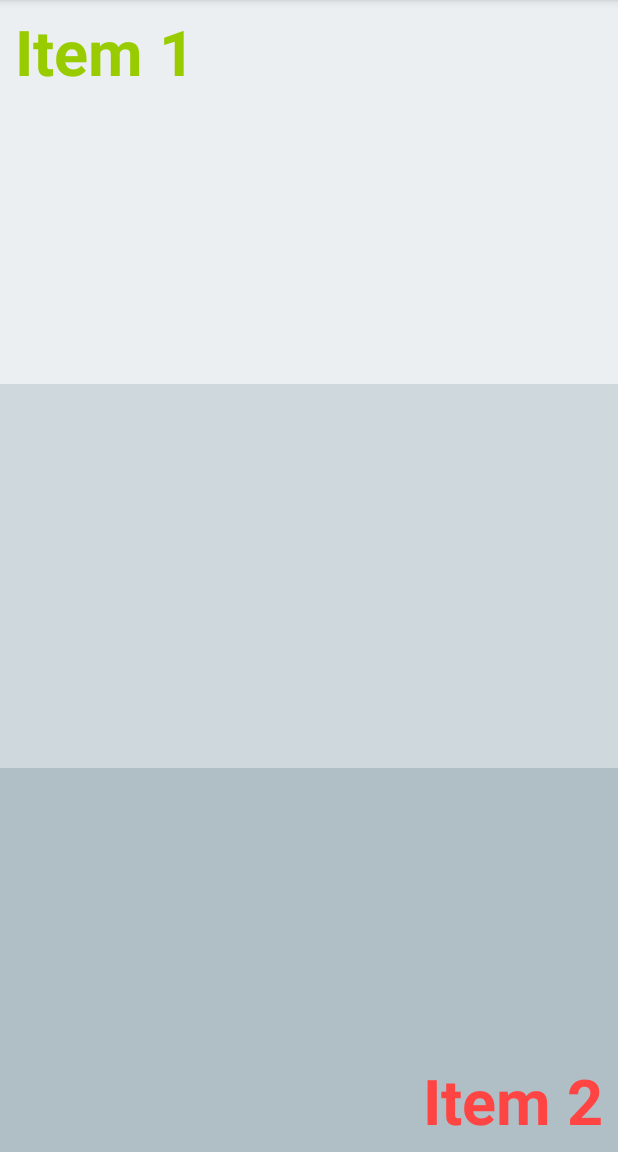
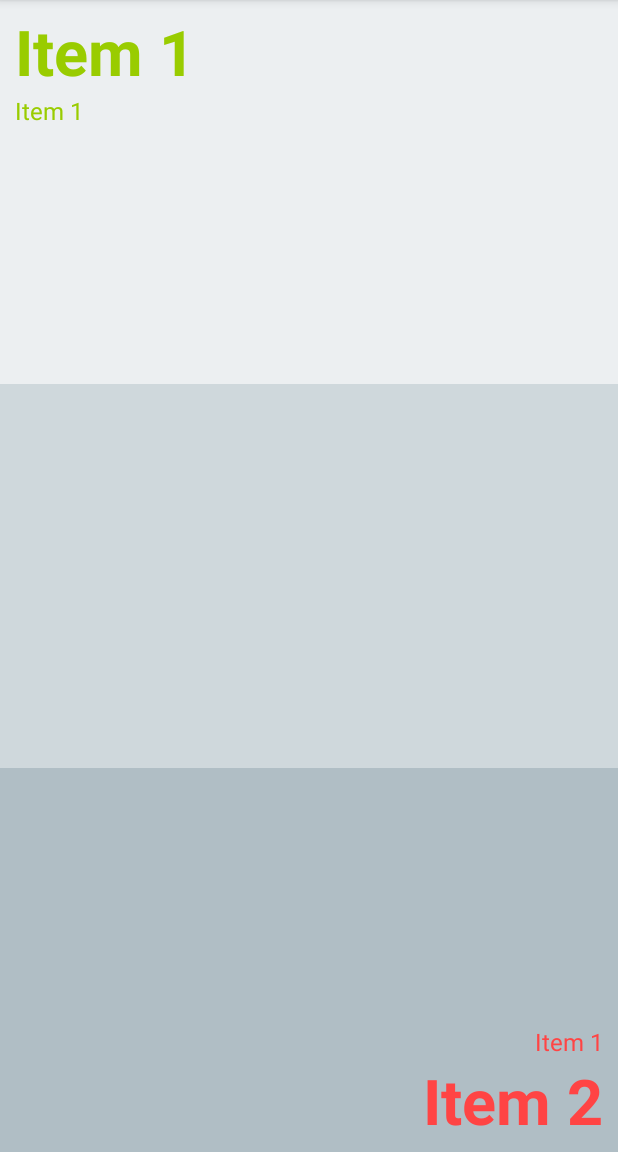
Before and after one commit to dominikkv/hQ-h17, an Android app: the screen it shows after launch (ActCompare), on a phone screen of 412 x 824 dp, the part 84-1236 px from its top. Run offline under Robolectric (Android 15) with nearby library versions, the phone set to English and light mode, and no system bars; libraries missing offline, so code that uses them is left out: com.activeandroid, com.activeandroid.query; 9 statements that could not run were skipped.

Commit message:
Added category labels

```diff
--- a/Qonverter/app/src/main/java/eu/highq/qonverter/ActCompare.java
+++ b/Qonverter/app/src/main/java/eu/highq/qonverter/ActCompare.java
@@ -28,6 +28,7 @@ public class ActCompare extends AppCompatActivity {
     private List<CompareItem> items = new ArrayList<>(2);
 
     public TextView upperItem, lowerItem;
+    public TextView upperItemCategory, lowerItemCategory;
 
     @Override
     protected void onCreate(Bundle savedInstanceState) {
@@ -51,6 +52,8 @@ public class ActCompare extends AppCompatActivity {
 
         upperItem = (TextView) findViewById(R.id.txtItemUpper);
         lowerItem = (TextView) findViewById(R.id.txtItemLower);
+        upperItemCategory = (TextView) findViewById(R.id.txtItemUpperCategory);
+        lowerItemCategory = (TextView) findViewById(R.id.txtItemLowerCategory);
 
         //OnClickListener for Items
         upperItem.setOnClickListener(itemUpperOnClick);
@@ -151,11 +154,13 @@ public class ActCompare extends AppCompatActivity {
         switch (index) {
             case 0:
                 // hier Oberfläche 1 updaten
-                upperItem.setText(R.string.main_placeholder_item_upper);
+                upperItem.setText(item.carrier.name);
+                upperItemCategory.setText(item.carrier.category.name);
                 break;
             case 1:
                 // hier Oberfläche 2 updaten
-                lowerItem.setText(R.string.main_placeholder_item_lower);
+                lowerItem.setText(item.carrier.name);
+                lowerItemCategory.setText(item.carrier.category.name);
                 break;
             default:
                 throw new IllegalArgumentException("Index out of bounds");
--- a/Qonverter/app/src/main/java/eu/highq/qonverter/ActItemSelect.java
+++ b/Qonverter/app/src/main/java/eu/highq/qonverter/ActItemSelect.java
@@ -7,11 +7,9 @@ import android.support.v7.app.AppCompatActivity;
 import android.support.v7.widget.Toolbar;
 import android.text.Editable;
 import android.text.TextWatcher;
-import android.widget.Adapter;
 import android.widget.ArrayAdapter;
 import android.widget.EditText;
 import android.widget.ListView;
-import android.widget.Toast;
 
 import java.util.ArrayList;
 import java.util.HashMap;
@@ -48,9 +46,9 @@ public class ActItemSelect extends AppCompatActivity {
         ArrayList<HashMap<String, String>> itemList;
 
         // Listview Data
-        String items[] = {"Dell Inspiron", "HTC One X", "HTC Wildfire S", "HTC Sense", "HTC Sensation XE",
+        String items[] = { "Dell Inspiron", "HTC One X", "HTC Wildfire S", "HTC Sense", "HTC Sensation XE",
                 "iPhone 4S", "Samsung Galaxy Note 800",
-                "Samsung Galaxy S3", "MacBook Air", "Mac Mini", "MacBook Pro", "One Plus 3", "One Plus 3T"};
+                "Samsung Galaxy S3", "MacBook Air", "Mac Mini", "MacBook Pro", "One Plus 3", "One Plus 3T" };
 
         listView = (ListView) findViewById(R.id.item_list_view);
         itemSearch = (EditText) findViewById(R.id.item_search);
@@ -69,12 +67,11 @@ public class ActItemSelect extends AppCompatActivity {
 
             @Override
             public void onTextChanged(CharSequence charSequence, int i, int i1, int i2) {
-                //ActItemSelect.this.adapter.getFilter().filter(charSequence);
+                ActItemSelect.this.adapter.getFilter().filter(charSequence);
             }
 
             @Override
             public void afterTextChanged(Editable editable) {
-                ActItemSelect.this.adapter.getFilter().filter(editable);
             }
         });
     }
--- a/Qonverter/app/src/main/res/layout/content_act_compare.xml
+++ b/Qonverter/app/src/main/res/layout/content_act_compare.xml
@@ -31,6 +31,12 @@
                 android:layout_width="fill_parent"
                 android:layout_height="fill_parent" >
 
+                <LinearLayout
+                    android:id="@+id/linearLayoutUpper"
+                    android:layout_width="match_parent"
+                    android:layout_height="match_parent"
+                    android:orientation="vertical" >
+
                     <TextView
                         android:id="@+id/txtItemUpper"
                         android:layout_width="wrap_content"
@@ -46,6 +52,24 @@
                         android:textStyle="bold"
                         android:visibility="visible"
                         android:typeface="normal" />
+
+                    <TextView
+                        android:id="@+id/txtItemUpperCategory"
+                        android:layout_width="wrap_content"
+                        android:layout_height="wrap_content"
+                        android:layout_alignParentStart="true"
+                        android:contentDescription="@string/main_view_upper_item_content_description"
+                        android:maxLines="1"
+                        android:text="@string/main_placeholder_item_upper"
+                        android:textAlignment="textStart"
+                        android:textColor="@android:color/holo_green_light"
+                        android:textIsSelectable="false"
+                        android:textSize="16sp"
+                        android:textStyle="normal"
+                        android:visibility="visible"
+                        android:typeface="normal" />
+
+                </LinearLayout>
 
             </RelativeLayout>
 
@@ -63,10 +87,6 @@
             android:paddingRight="10dp"
             android:background="@color/colorMainLower" >
 
-
-            <ListView
-                android:layout_width="match_parent"
-                android:layout_height="match_parent" />
         </LinearLayout>
 
         <LinearLayout
@@ -86,6 +106,29 @@
                 android:layout_width="fill_parent"
                 android:layout_height="fill_parent">
 
+                <LinearLayout
+                    android:id="@+id/linearLayoutLower"
+                    android:layout_width="match_parent"
+                    android:layout_height="match_parent"
+                    android:orientation="vertical"
+                    android:gravity="bottom|right">
+
+                    <TextView
+                        android:id="@+id/txtItemLowerCategory"
+                        android:layout_width="wrap_content"
+                        android:layout_height="wrap_content"
+                        android:layout_alignParentStart="true"
+                        android:contentDescription="@string/main_view_upper_item_content_description"
+                        android:maxLines="1"
+                        android:text="@string/main_placeholder_item_upper"
+                        android:textAlignment="textEnd"
+                        android:textColor="@android:color/holo_red_light"
+                        android:textIsSelectable="false"
+                        android:textSize="16sp"
+                        android:textStyle="normal"
+                        android:visibility="visible"
+                        android:typeface="normal" />
+
                     <TextView
                         android:id="@+id/txtItemLower"
                         android:layout_width="wrap_content"
@@ -103,6 +146,8 @@
                         android:visibility="visible"
                         android:typeface="normal" />
 
+                </LinearLayout>
+
             </RelativeLayout>
 
         </LinearLayout>
--- a/Qonverter/app/src/main/res/layout/list_item.xml
+++ b/Qonverter/app/src/main/res/layout/list_item.xml
@@ -10,6 +10,6 @@
         android:layout_height="wrap_content"
         android:padding="10dip"
         android:textSize="16dip"
-        android:textStyle="bold" />
+        android:textStyle="normal" />
 
 </LinearLayout>
```
Lines whose indentation alone changed are shown as unchanged.
